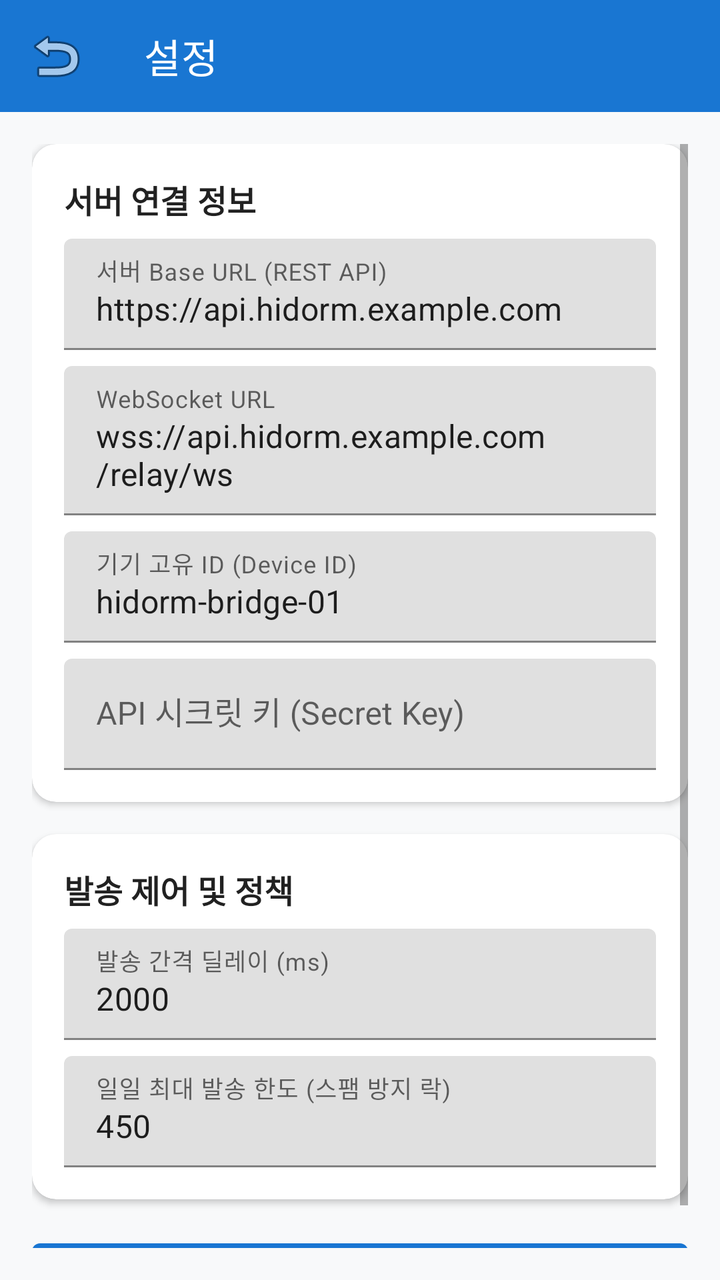
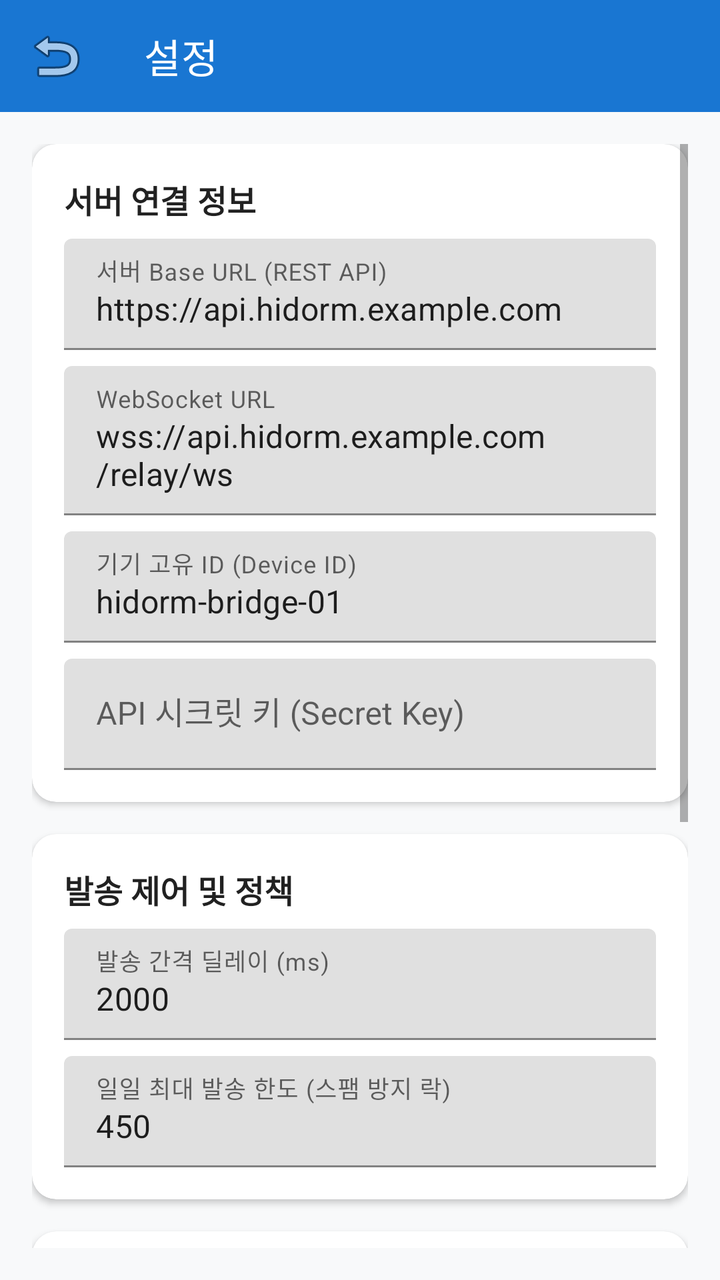

An Android layout rendered at two revisions. The XML below is the earlier revision; the diff shows what the commit changed to produce the second picture.
<!-- AndroidManifest.xml: application theme Theme.HiDormSMS -->
<!-- res/layout/activity_settings.xml -->
<?xml version="1.0" encoding="utf-8"?>
<LinearLayout xmlns:android="http://schemas.android.com/apk/res/android"
    xmlns:app="http://schemas.android.com/apk/res-auto"
    android:layout_width="match_parent"
    android:layout_height="match_parent"
    android:background="@color/bg_light"
    android:orientation="vertical">

    <com.google.android.material.appbar.MaterialToolbar
        android:id="@+id/toolbar"
        android:layout_width="match_parent"
        android:layout_height="?attr/actionBarSize"
        android:background="@color/primary"
        app:navigationIcon="@android:drawable/ic_menu_revert"
        app:title="설정"
        app:titleTextColor="#FFFFFF" />

    <ScrollView
        android:layout_width="match_parent"
        android:layout_height="match_parent"
        android:padding="16dp">

        <LinearLayout
            android:layout_width="match_parent"
            android:layout_height="wrap_content"
            android:orientation="vertical">

            <com.google.android.material.card.MaterialCardView
                android:layout_width="match_parent"
                android:layout_height="wrap_content"
                android:layout_marginBottom="16dp"
                app:cardCornerRadius="12dp"
                app:cardElevation="2dp">

                <LinearLayout
                    android:layout_width="match_parent"
                    android:layout_height="wrap_content"
                    android:orientation="vertical"
                    android:padding="16dp">

                    <TextView
                        android:layout_width="wrap_content"
                        android:layout_height="wrap_content"
                        android:text="서버 연결 정보"
                        android:textColor="@color/text_primary"
                        android:textSize="16sp"
                        android:textStyle="bold" />

                    <com.google.android.material.textfield.TextInputLayout
                        android:layout_width="match_parent"
                        android:layout_height="wrap_content"
                        android:layout_marginTop="8dp"
                        android:hint="서버 Base URL (REST API)">

                        <com.google.android.material.textfield.TextInputEditText
                            android:id="@+id/etServerUrl"
                            android:layout_width="match_parent"
                            android:layout_height="wrap_content"
                            android:text="https://api.hidorm.example.com" />
                    </com.google.android.material.textfield.TextInputLayout>

                    <com.google.android.material.textfield.TextInputLayout
                        android:layout_width="match_parent"
                        android:layout_height="wrap_content"
                        android:layout_marginTop="8dp"
                        android:hint="WebSocket URL">

                        <com.google.android.material.textfield.TextInputEditText
                            android:id="@+id/etWsUrl"
                            android:layout_width="match_parent"
                            android:layout_height="wrap_content"
                            android:text="wss://api.hidorm.example.com/relay/ws" />
                    </com.google.android.material.textfield.TextInputLayout>

                    <com.google.android.material.textfield.TextInputLayout
                        android:layout_width="match_parent"
                        android:layout_height="wrap_content"
                        android:layout_marginTop="8dp"
                        android:hint="기기 고유 ID (Device ID)">

                        <com.google.android.material.textfield.TextInputEditText
                            android:id="@+id/etDeviceId"
                            android:layout_width="match_parent"
                            android:layout_height="wrap_content"
                            android:text="hidorm-bridge-01" />
                    </com.google.android.material.textfield.TextInputLayout>

                    <com.google.android.material.textfield.TextInputLayout
                        android:layout_width="match_parent"
                        android:layout_height="wrap_content"
                        android:layout_marginTop="8dp"
                        android:hint="API 시크릿 키 (Secret Key)">

                        <com.google.android.material.textfield.TextInputEditText
                            android:id="@+id/etApiKey"
                            android:layout_width="match_parent"
                            android:layout_height="wrap_content"
                            android:inputType="textPassword" />
                    </com.google.android.material.textfield.TextInputLayout>
                </LinearLayout>
            </com.google.android.material.card.MaterialCardView>

            <com.google.android.material.card.MaterialCardView
                android:layout_width="match_parent"
                android:layout_height="wrap_content"
                android:layout_marginBottom="16dp"
                app:cardCornerRadius="12dp"
                app:cardElevation="2dp">

                <LinearLayout
                    android:layout_width="match_parent"
                    android:layout_height="wrap_content"
                    android:orientation="vertical"
                    android:padding="16dp">

                    <TextView
                        android:layout_width="wrap_content"
                        android:layout_height="wrap_content"
                        android:text="발송 제어 및 정책"
                        android:textColor="@color/text_primary"
                        android:textSize="16sp"
                        android:textStyle="bold" />

                    <com.google.android.material.textfield.TextInputLayout
                        android:layout_width="match_parent"
                        android:layout_height="wrap_content"
                        android:layout_marginTop="8dp"
                        android:hint="발송 간격 딜레이 (ms)">

                        <com.google.android.material.textfield.TextInputEditText
                            android:id="@+id/etSendDelay"
                            android:layout_width="match_parent"
                            android:layout_height="wrap_content"
                            android:inputType="number"
                            android:text="2000" />
                    </com.google.android.material.textfield.TextInputLayout>

                    <com.google.android.material.textfield.TextInputLayout
                        android:layout_width="match_parent"
                        android:layout_height="wrap_content"
                        android:layout_marginTop="8dp"
                        android:hint="일일 최대 발송 한도 (스팸 방지 락)">

                        <com.google.android.material.textfield.TextInputEditText
                            android:id="@+id/etDailyLimit"
                            android:layout_width="match_parent"
                            android:layout_height="wrap_content"
                            android:inputType="number"
                            android:text="450" />
                    </com.google.android.material.textfield.TextInputLayout>
                </LinearLayout>
            </com.google.android.material.card.MaterialCardView>

            <com.google.android.material.button.MaterialButton
                android:id="@+id/btnSaveSettings"
                android:layout_width="match_parent"
                android:layout_height="wrap_content"
                android:text="설정 저장" />

        </LinearLayout>
    </ScrollView>

</LinearLayout>
<!-- resources referenced by this layout -->
<resources>
  <color name="bg_light">#F8F9FA</color>
  <color name="primary">#1976D2</color>
  <color name="text_primary">#212121</color>
  <style name="Theme.HiDormSMS" parent="Theme.MaterialComponents.DayNight.NoActionBar">
          <item name="colorPrimary">@color/primary</item>
          <item name="colorPrimaryVariant">@color/primary_dark</item>
          <item name="colorOnPrimary">#FFFFFF</item>
          <item name="colorSecondary">@color/accent</item>
          <item name="android:statusBarColor">@color/primary_dark</item>
      </style>
  <color name="primary_dark">#0D47A1</color>
  <color name="accent">#00E676</color>
</resources>

<!-- the commit's change to res/layout/activity_settings.xml (unified diff, before → after) -->
@@ -151,6 +151,91 @@
                 </LinearLayout>
             </com.google.android.material.card.MaterialCardView>
 
+            <com.google.android.material.card.MaterialCardView
+                android:layout_width="match_parent"
+                android:layout_height="wrap_content"
+                android:layout_marginBottom="16dp"
+                app:cardCornerRadius="12dp"
+                app:cardElevation="2dp">
+
+                <LinearLayout
+                    android:layout_width="match_parent"
+                    android:layout_height="wrap_content"
+                    android:orientation="vertical"
+                    android:padding="16dp">
+
+                    <LinearLayout
+                        android:layout_width="match_parent"
+                        android:layout_height="wrap_content"
+                        android:gravity="center_vertical"
+                        android:orientation="horizontal">
+
+                        <TextView
+                            android:layout_width="0dp"
+                            android:layout_height="wrap_content"
+                            android:layout_weight="1"
+                            android:text="직결 자동 포워딩 (1번➔3번)"
+                            android:textColor="@color/text_primary"
+                            android:textSize="16sp"
+                            android:textStyle="bold" />
+
+                        <com.google.android.material.switchmaterial.SwitchMaterial
+                            android:id="@+id/switchForwarding"
+                            android:layout_width="wrap_content"
+                            android:layout_height="wrap_content"
+                            android:checked="true" />
+                    </LinearLayout>
+
+                    <com.google.android.material.textfield.TextInputLayout
+                        android:layout_width="match_parent"
+                        android:layout_height="wrap_content"
+                        android:layout_marginTop="8dp"
+                        android:hint="1번 폰 번호 (수신 트리거 발신자)">
+
+                        <com.google.android.material.textfield.TextInputEditText
+                            android:id="@+id/etTriggerSender"
+                            android:layout_width="match_parent"
+                            android:layout_height="wrap_content"
+                            android:inputType="phone"
+                            android:text="01012345678" />
+                    </com.google.android.material.textfield.TextInputLayout>
+
+                    <com.google.android.material.textfield.TextInputLayout
+                        android:layout_width="match_parent"
+                        android:layout_height="wrap_content"
+                        android:layout_marginTop="8dp"
+                        android:hint="3번 폰 번호 (전달받을 최종 수신자)">
+
+                        <com.google.android.material.textfield.TextInputEditText
+                            android:id="@+id/etTargetRecipient"
+                            android:layout_width="match_parent"
+                            android:layout_height="wrap_content"
+                            android:inputType="phone"
+                            android:text="01098765432" />
+                    </com.google.android.material.textfield.TextInputLayout>
+
+                    <com.google.android.material.textfield.TextInputLayout
+                        android:layout_width="match_parent"
+                        android:layout_height="wrap_content"
+                        android:layout_marginTop="8dp"
+                        android:hint="키워드 필터 (선택: 비워두면 전체 전달)">
+
+                        <com.google.android.material.textfield.TextInputEditText
+                            android:id="@+id/etForwardKeyword"
+                            android:layout_width="match_parent"
+                            android:layout_height="wrap_content" />
+                    </com.google.android.material.textfield.TextInputLayout>
+
+                    <com.google.android.material.switchmaterial.SwitchMaterial
+                        android:id="@+id/switchIncludePrefix"
+                        android:layout_width="match_parent"
+                        android:layout_height="wrap_content"
+                        android:layout_marginTop="8dp"
+                        android:checked="true"
+                        android:text="원발신자 번호 접두사 포함 ([전달: ...])" />
+                </LinearLayout>
+            </com.google.android.material.card.MaterialCardView>
+
             <com.google.android.material.button.MaterialButton
                 android:id="@+id/btnSaveSettings"
                 android:layout_width="match_parent"
